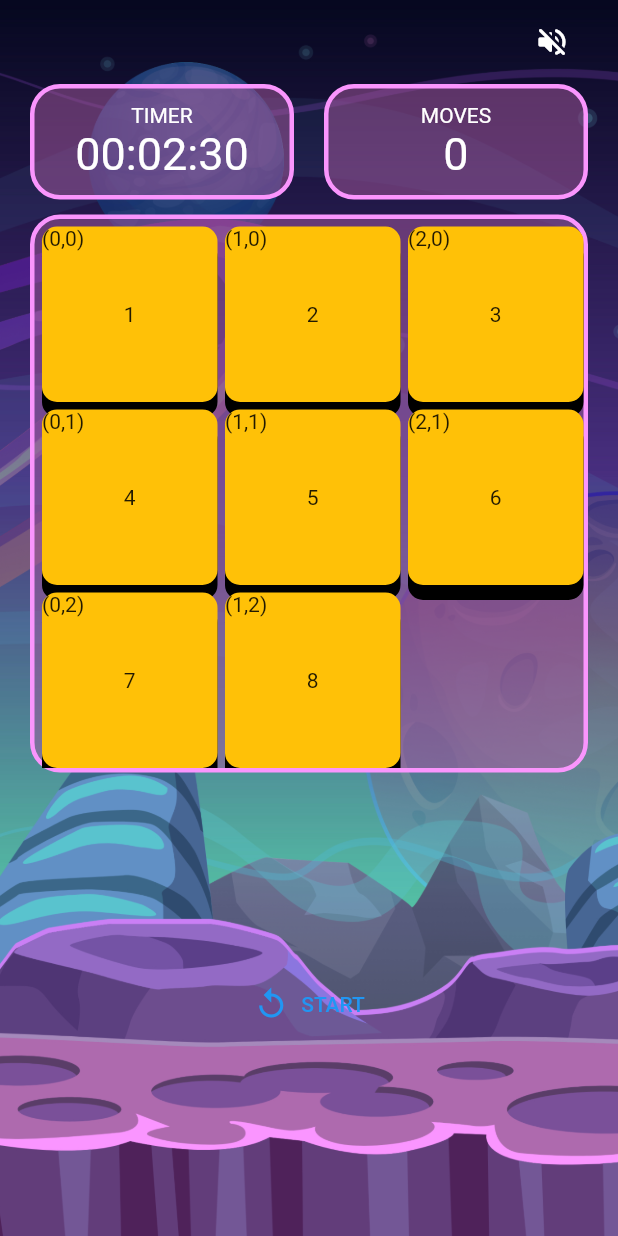
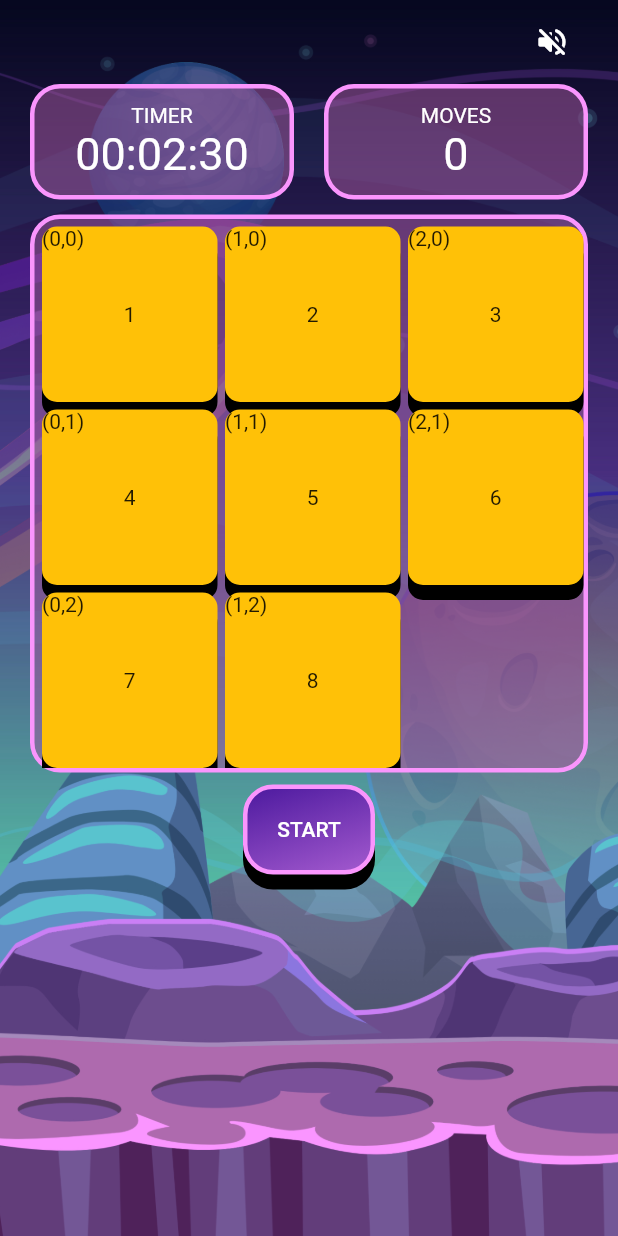
Before and after one commit to deus-magna/slide_puzzle_game, a Flutter app: the GameView screen opened by its route, on a phone screen of 412 x 824 dp. Run offline on Flutter 3.47's test engine with Material 2 defaults, Android fonts, the phone set to English and light mode, and no system bars; our stand-ins replace bloc, equatable, flutter_bloc; generated files the repository leaves out were written again.

Commit message:
Adding space button UI for reset and start

```diff
--- a/lib/presentation/views/game_view.dart
+++ b/lib/presentation/views/game_view.dart
@@ -4,6 +4,7 @@ import 'package:slide_puzzle_game/app/app.dart';
 import 'package:slide_puzzle_game/core/framework/framework.dart';
 import 'package:slide_puzzle_game/data/models/tile.dart';
 import 'package:slide_puzzle_game/presentation/cubits/game/game_cubit.dart';
+import 'package:slide_puzzle_game/presentation/views/difficulty_view.dart';
 import 'package:slide_puzzle_game/presentation/widgets/game_view_background.dart';
 
 class GameView extends StatelessWidget {
@@ -216,15 +217,15 @@ class Menu extends StatelessWidget {
   final GameState state;
   @override
   Widget build(BuildContext context) {
-    return Expanded(
-        child: Row(
+    return Row(
       mainAxisAlignment: MainAxisAlignment.center,
       children: [
-        TextButton.icon(
-            onPressed: () => context.read<GameCubit>().shuffle(),
-            icon: const Icon(Icons.replay),
-            label: Text(state.status == GameStatus.initial ? 'START' : 'RESET'))
+        SpaceButton(
+          title: state.status == GameStatus.initial ? 'START' : 'RESET',
+          constraints: const BoxConstraints(minWidth: 88, minHeight: 60),
+          onPressed: () => context.read<GameCubit>().shuffle(),
+        ),
       ],
-    ));
+    );
   }
 }
```
